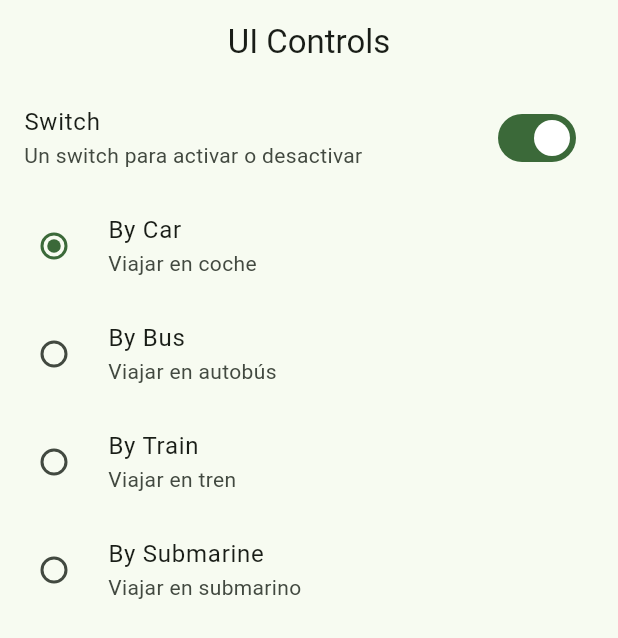
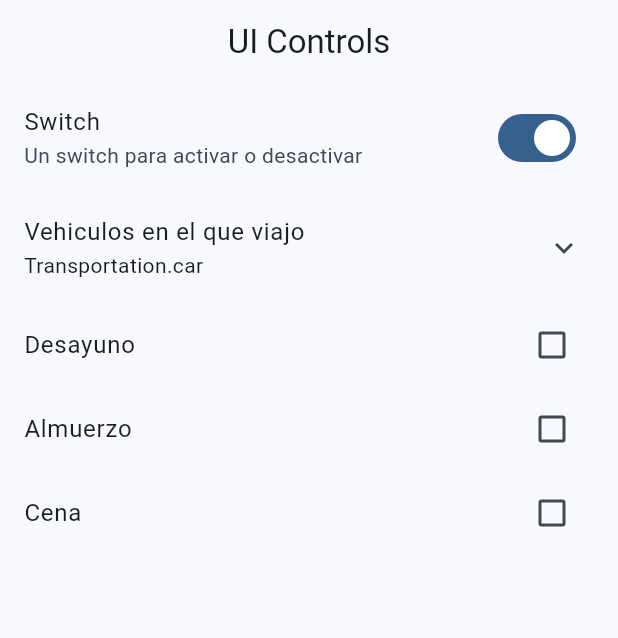
Before and after one commit to acensito/practicas_flutter, a Flutter app: the UiControls screen opened by its route, on a phone screen of 412 x 824 dp. Shown: the top 638 px of the screen. Run offline on Flutter 3.47's test engine with Material 3 defaults, Android fonts, the phone set to English and light mode, and no system bars; our stand-ins replace animate_do, dio, go_router, video_player.

Commit message:
UI Screen finalizada

```diff
--- a/widgetsapp/lib/main.dart
+++ b/widgetsapp/lib/main.dart
@@ -14,7 +14,7 @@ class MainApp extends StatelessWidget {
     return MaterialApp.router(
       routerConfig: appRouter,
       debugShowCheckedModeBanner: false,
-      theme: AppTheme(selectedColor: 2).getTheme(),
+      theme: AppTheme(selectedColor: 0).getTheme(),
     );
   }
 }
--- a/widgetsapp/lib/views/screens/ui_controls/ui_controls.dart
+++ b/widgetsapp/lib/views/screens/ui_controls/ui_controls.dart
@@ -26,6 +26,9 @@ enum Transportation { car, bus, train, submarine }
 class _UIControlsViewState extends State<_UIControlsView> {
   bool isDeveloper = true;
   Transportation selectedTransportation = Transportation.car;
+  bool wantsBreakfast = false;
+  bool wantsLunch = false;
+  bool wantsDinner = false;
 
   @override
   Widget build(BuildContext context) {
@@ -42,6 +45,10 @@ class _UIControlsViewState extends State<_UIControlsView> {
             });
           },
         ),
+        ExpansionTile(
+          title: const Text('Vehiculos en el que viajo'),
+          subtitle: Text('$selectedTransportation'),
+          children: [
             RadioListTile(
               title: const Text('By Car'),
               subtitle: const Text('Viajar en coche'),
@@ -79,6 +86,35 @@ class _UIControlsViewState extends State<_UIControlsView> {
               }),
             ),
           ],
+        ),
+        CheckboxListTile(
+          title: const Text('Desayuno'),
+          value: wantsBreakfast,
+          onChanged: (value) {
+            setState(() {
+              wantsBreakfast = !wantsBreakfast; // deactivate or activate
+            });
+          },
+        ),
+        CheckboxListTile(
+          title: const Text('Almuerzo'),
+          value: wantsLunch,
+          onChanged: (value) {
+            setState(() {
+              wantsLunch = !wantsLunch;
+            });
+          },
+        ),
+        CheckboxListTile(
+          title: const Text('Cena'),
+          value: wantsDinner,
+          onChanged: (value) {
+            setState(() {
+              wantsDinner = !wantsDinner;
+            });
+          },
+        ),
+      ],
     );
   }
 }
```
Lines whose indentation alone changed are shown as unchanged.
